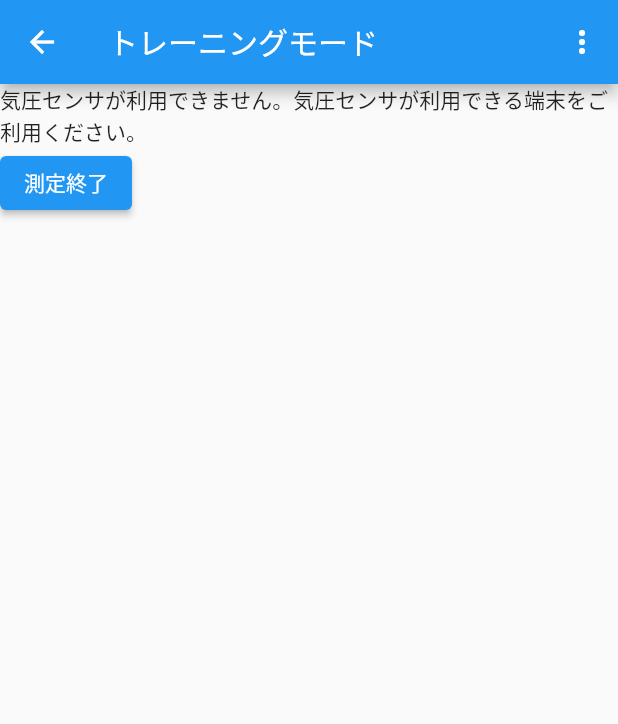
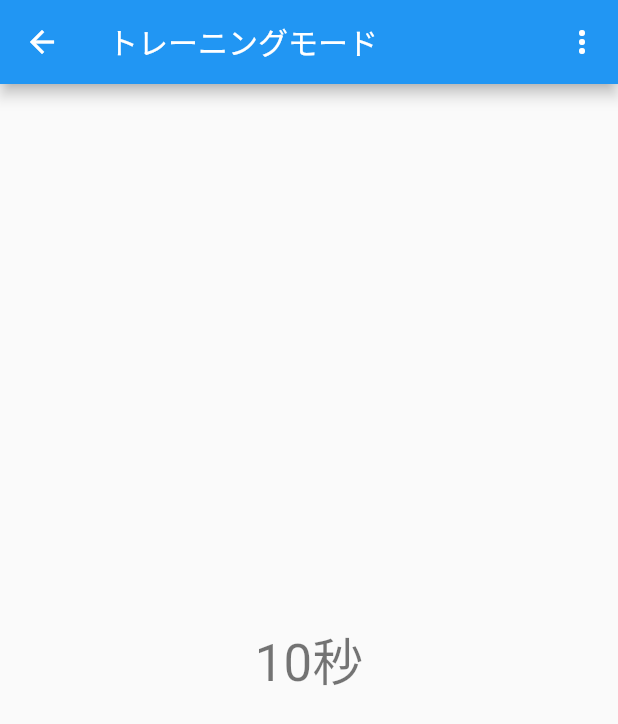
Before and after one commit to Tanesan/hackkimura, a Flutter app: the Battle screen opened by its route, after a tap on "測定開始", on a phone screen of 412 x 824 dp. Shown: the top 724 px of the screen. Run offline on Flutter 3.47's test engine with Material 2 defaults, Android fonts, the phone set to English and light mode, and no system bars; missing offline and left inert: environment_sensors; statements that could not run were skipped.

Commit message:
カウントダウンタイマーを実装

```diff
--- a/lib/page/barometer.dart
+++ b/lib/page/barometer.dart
@@ -1,5 +1,6 @@
 import 'package:flutter/material.dart';
 import 'dart:async';
+import 'package:quiver/async.dart';
 
 import 'package:environment_sensors/environment_sensors.dart';
 
@@ -14,15 +15,38 @@ class _BarometerState extends State<Barometer> {
   var _time = List<DateTime>.empty();
   final environmentSensors = EnvironmentSensors();
 
-  @override
-  void initState() {
-    super.initState();
+  int _start = 10;
+  int _current = 10;
+
+  void _startTimer() {
+    CountdownTimer countDownTimer = new CountdownTimer(
+      new Duration(seconds: _start), //初期値
+      new Duration(seconds: 1), // 減らす幅
+    );
+
+    var sub = countDownTimer.listen(null);
+    sub.onData((duration) {
+      setState(() {
+        _current = _start - duration.elapsed.inSeconds; //毎秒減らしていく
+      });
+    });
+
+    sub.onDone(() {
+      print("Done");
+      sub.cancel();
       environmentSensors.pressure.listen((pressure) {
         print(pressure.toString());
         _pressures.add(pressure);
         _time.add(DateTime.now());
       });
+    });
+  }
+
+  @override
+  void initState() {
+    super.initState();
     initPlatformState();
+    _startTimer();
   }
 
   // Platform messages are asynchronous, so we initialize in an async method.
@@ -46,7 +70,11 @@ class _BarometerState extends State<Barometer> {
     return MaterialApp(
       home: Scaffold(
           appBar: AppBar(
-            leading: IconButton(onPressed: () {Navigator.of(context).pop();}, icon: Icon(Icons.arrow_back)),
+            leading: IconButton(
+                onPressed: () {
+                  Navigator.of(context).pop();
+                },
+                icon: Icon(Icons.arrow_back)),
             title: Text('トレーニングモード'),
             // 右側のアイコン一覧
             actions: <Widget>[
@@ -56,18 +84,41 @@ class _BarometerState extends State<Barometer> {
               ),
             ],
           ),
-          body: Column(crossAxisAlignment: CrossAxisAlignment.start, children: [
+          body: Center(
+              child: _current > 0
+                  ? Text("$_current秒",
+                      style: Theme.of(context).textTheme.headline4)
+                  : Column(
+                      mainAxisSize: MainAxisSize.min,
+                      crossAxisAlignment: CrossAxisAlignment.center,
+                      children: [
                           (_pressureAvailable)
                               ? StreamBuilder<double>(
                                   stream: environmentSensors.pressure,
                                   builder: (context, snapshot) {
-                  if (!snapshot.hasData) return CircularProgressIndicator();
+                                    if (!snapshot.hasData)
+                                      return CircularProgressIndicator();
                                     return Text(
                                         '圧力: ${snapshot.data?.toStringAsFixed(2)}');
                                   })
-                : Text('気圧センサが利用できません。気圧センサが利用できる端末をご利用ください。'),
-            ElevatedButton(onPressed: _finishMeasurement , child: Text('測定終了'))
-          ])),
+                              : Column(children: [
+                                  Text('気圧センサが利用できません。'),
+                                  Text('気圧センサが利用できる端末をご利用ください。')
+                                ]),
+                          SizedBox(height: 50),
+                          Container(
+                              width: 300.0,
+                              height: 50.0,
+                              child: OutlinedButton(
+                                child: const Text('測定終了'),
+                                style: OutlinedButton.styleFrom(
+                                  primary: Colors.black,
+                                  shape: const StadiumBorder(),
+                                  side: const BorderSide(color: Colors.green),
+                                ),
+                                onPressed: _finishMeasurement,
+                              )),
+                        ]))),
     );
   }
 }
```
Lines whose indentation alone changed are shown as unchanged.
